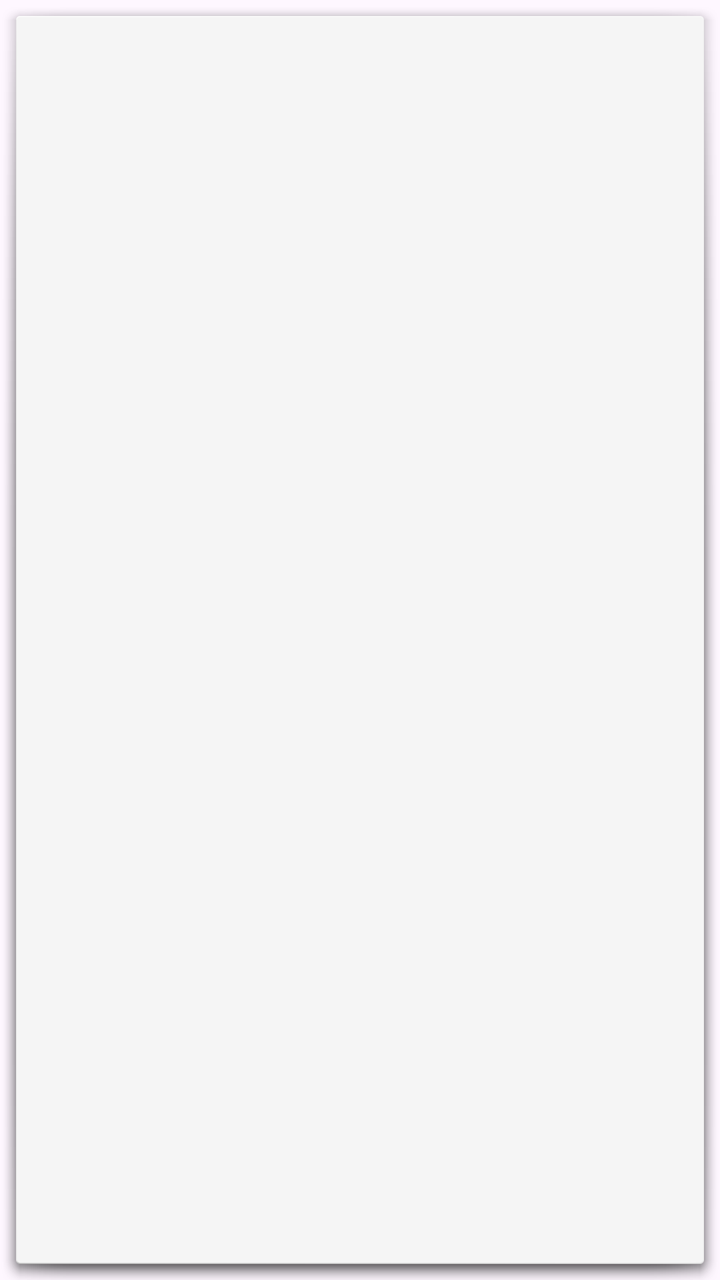
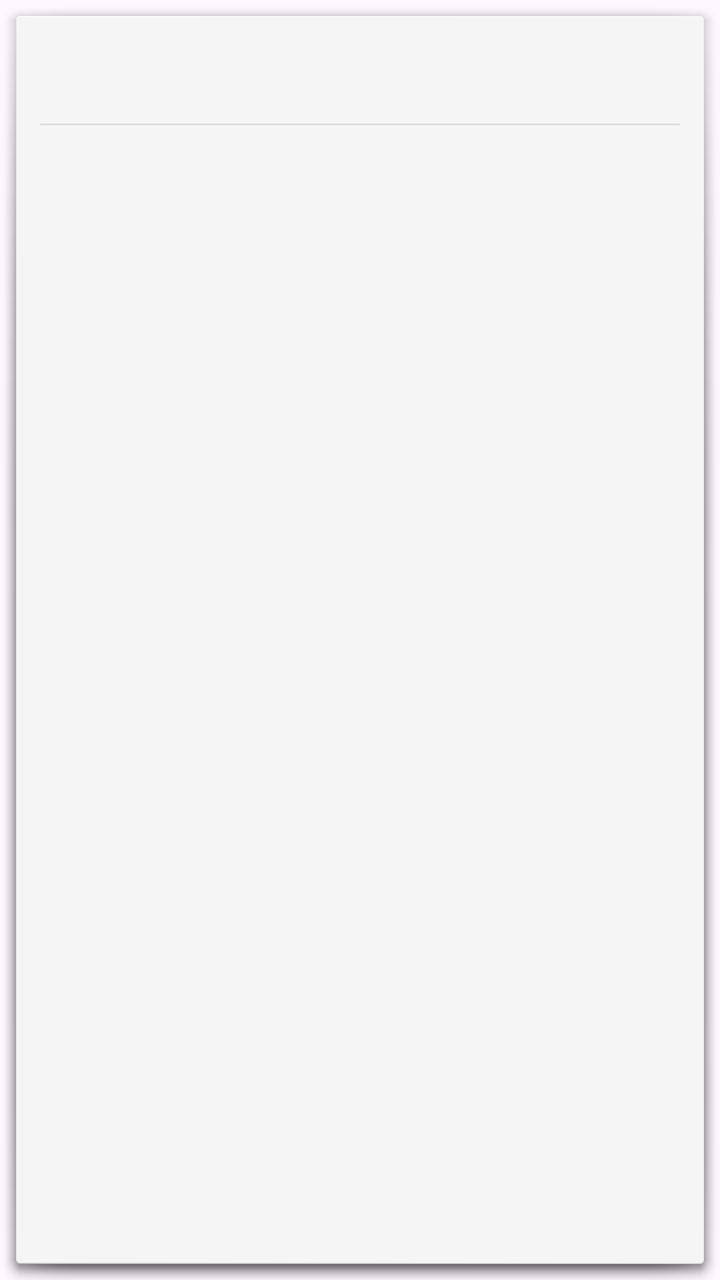

An Android layout rendered at two revisions. The XML below is the earlier revision; the diff shows what the commit changed to produce the second picture.
<!-- AndroidManifest.xml: application theme Theme.Entregable1 -->
<!-- res/layout/item_venta.xml -->
<?xml version="1.0" encoding="utf-8"?>
<LinearLayout xmlns:android="http://schemas.android.com/apk/res/android"
    android:layout_width="match_parent"
    android:layout_height="match_parent"
    android:orientation="vertical"
    android:padding="16dp"
    android:layout_marginVertical="8dp"
    android:background="@android:drawable/dialog_holo_light_frame">

    <TextView
        android:id="@+id/tvDetalles"
        android:layout_width="wrap_content"
        android:layout_height="wrap_content"
        android:textSize="18sp"
        android:textStyle="bold"/>

    <TextView
        android:id="@+id/tvNombreCodigo"
        android:layout_width="wrap_content"
        android:layout_height="wrap_content"
        android:textSize="15sp"
        android:layout_marginTop="4dp"/>

    <LinearLayout
        android:layout_width="wrap_content"
        android:layout_height="wrap_content"
        android:orientation="horizontal"
        android:layout_marginTop="8dp">

        <TextView
            android:id="@+id/tvTipo"
            android:layout_width="wrap_content"
            android:layout_height="wrap_content"
            android:textSize="16sp"
            android:textStyle="bold"/>

        <TextView
            android:id="@+id/tvFecha"
            android:layout_width="wrap_content"
            android:layout_height="wrap_content"
            android:gravity="end"
            android:textSize="14sp"/>


    </LinearLayout>

</LinearLayout>
<!-- resources referenced by this layout -->
<resources>
  <style name="Theme.Entregable1" parent="Base.Theme.Entregable1" />
  <style name="Base.Theme.Entregable1" parent="Theme.Material3.DayNight.NoActionBar">
          
          
      </style>
</resources>

<!-- the commit's change to res/layout/item_venta.xml (unified diff, before → after) -->
@@ -2,30 +2,40 @@
 <LinearLayout xmlns:android="http://schemas.android.com/apk/res/android"
     android:layout_width="match_parent"
     android:layout_height="match_parent"
+    android:minHeight="170dp"
     android:orientation="vertical"
-    android:padding="16dp"
+    android:padding="20dp"
+    android:layout_marginHorizontal="12dp"
     android:layout_marginVertical="8dp"
     android:background="@android:drawable/dialog_holo_light_frame">
 
     <TextView
         android:id="@+id/tvDetalles"
-        android:layout_width="wrap_content"
+        android:layout_width="match_parent"
         android:layout_height="wrap_content"
-        android:textSize="18sp"
-        android:textStyle="bold"/>
+        android:textColor="#37474F"
+        android:textSize="16sp"
+        android:layout_marginBottom="12dp"/>
+
+    
+    <View
+        android:layout_width="match_parent"
+        android:layout_height="1dp"
+        android:layout_marginVertical="8dp"
+        android:background="#E0E0E0"/>
 
     <TextView
         android:id="@+id/tvNombreCodigo"
-        android:layout_width="wrap_content"
+        android:layout_width="match_parent"
+        android:textColor="#0D47A1"
         android:layout_height="wrap_content"
-        android:textSize="15sp"
-        android:layout_marginTop="4dp"/>
+        android:textSize="20sp"
+        android:textStyle="bold"/>
 
     <LinearLayout
-        android:layout_width="wrap_content"
+        android:layout_width="match_parent"
         android:layout_height="wrap_content"
-        android:orientation="horizontal"
-        android:layout_marginTop="8dp">
+        android:orientation="horizontal">
 
         <TextView
             android:id="@+id/tvTipo"
@@ -36,9 +46,10 @@
 
         <TextView
             android:id="@+id/tvFecha"
-            android:layout_width="wrap_content"
+            android:layout_width="match_parent"
             android:layout_height="wrap_content"
             android:gravity="end"
+            android:textColor="#78909C"
             android:textSize="14sp"/>
 
 
